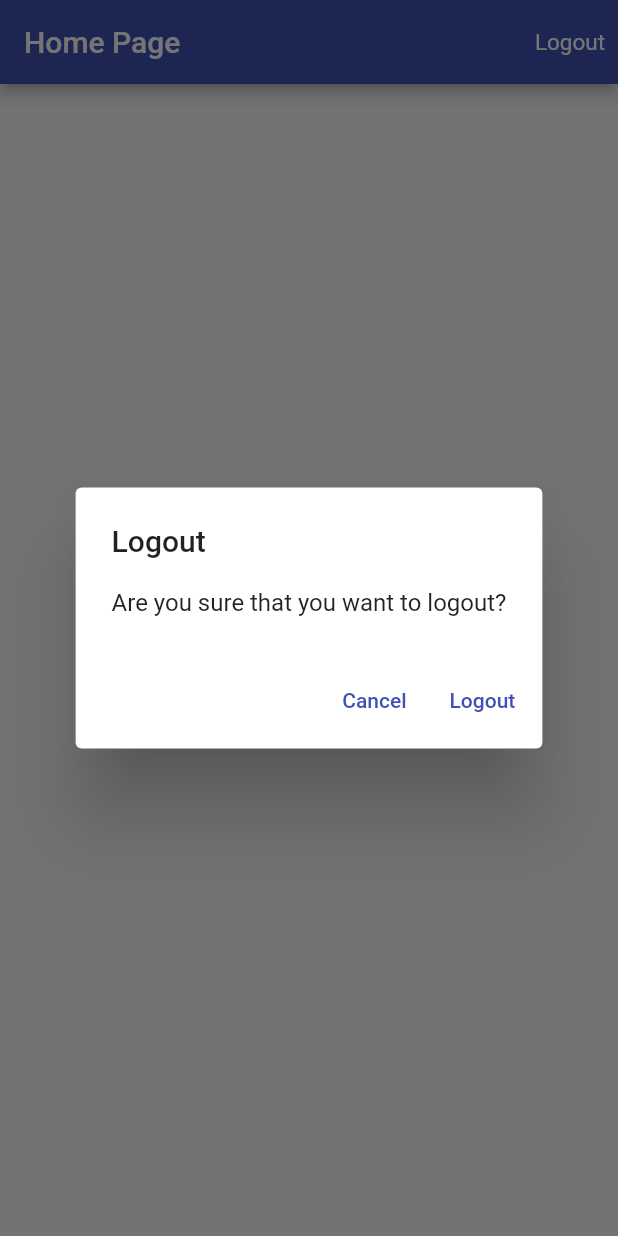
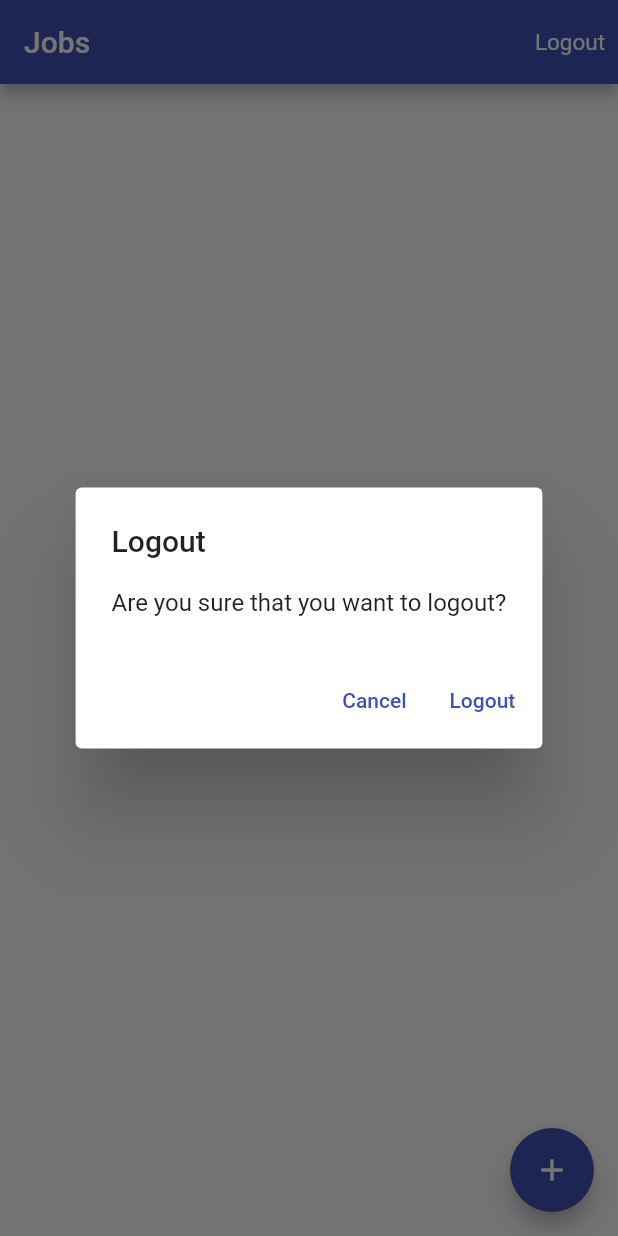
Before and after one commit to danielmolnar/flutter-time-tracker, a Flutter app: the screen it shows once a user with an empty profile is signed in, after a tap on "Logout", on a phone screen of 412 x 824 dp. Run offline on Flutter 3.47's test engine with Material 2 defaults, Android fonts, the phone set to English and light mode, and no system bars; our stand-ins replace cloud_firestore, firebase_auth, firebase_core, google_sign_in; missing offline and left inert: flutter_login_facebook; accounts and stored records are empty.

Commit message:
added firestore database

```diff
--- /dev/null
+++ b/lib/app/home/jobs_page.dart
@@ -0,0 +1,89 @@
+import 'package:flutter/material.dart';
+import 'package:provider/provider.dart';
+import 'package:firebase_core/firebase_core.dart';
+import 'package:flutter_time_tracker/services/auth.dart';
+import 'package:flutter_time_tracker/services/database.dart';
+import 'package:flutter_time_tracker/app/home/models/job.dart';
+import 'package:flutter_time_tracker/common_widgets/show_alert_dialog.dart';
+import 'package:flutter_time_tracker/common_widgets/show_exception_alert_dialog.dart';
+
+class JobsPage extends StatelessWidget {
+  Future<void> _signOut(BuildContext context) async {
+    try {
+      final auth = Provider.of<AuthBase>(context, listen: false);
+      await auth.signOut();
+    } catch (e) {
+      print(e.toString());
+    }
+  }
+
+  Future<void> _confirmSignOut(BuildContext context) async {
+    final didRequestSignOut = await showAlertDialog(
+      context,
+      title: 'Logout',
+      content: 'Are you sure that you want to logout?',
+      cancelActionText: 'Cancel',
+      defaultActionText: 'Logout',
+    );
+    if (didRequestSignOut == true) {
+      _signOut(context);
+    }
+  }
+
+  Future<void> _createJob(BuildContext context) async {
+    try {
+      final database = Provider.of<Database>(context, listen: false);
+      await database.createJob(Job(name: 'Blogging', ratePerHour: 10));
+    } on FirebaseException catch (e) {
+      showExceptionAlertDialog(
+        context,
+        title: 'Operation failed',
+        exception: e,
+      );
+    }
+  }
+
+  @override
+  Widget build(BuildContext context) {
+    return Scaffold(
+      appBar: AppBar(
+        title: Text('Jobs'),
+        actions: <Widget>[
+          TextButton(
+            child: Text(
+              'Logout',
+              style: TextStyle(color: Colors.white),
+            ),
+            style: TextButton.styleFrom(
+              textStyle: const TextStyle(fontSize: 15),
+            ),
+            onPressed: () => _confirmSignOut(context),
+          )
+        ],
+      ),
+      body: _buildContents(context),
+      floatingActionButton: FloatingActionButton(
+        onPressed: () => _createJob(context),
+        child: Icon(Icons.add),
+      ),
+    );
+  }
+
+  Widget _buildContents(BuildContext context) {
+    final database = Provider.of<Database>(context, listen: false);
+    return StreamBuilder<List<Job>>(
+      stream: database.jobsStream(),
+      builder: (context, snapshot) {
+        if (snapshot.hasData) {
+          final jobs = snapshot.data;
+          final children = jobs.map((job) => Text(job.name)).toList();
+          return ListView(children: children);
+        }
+        if (snapshot.hasError) {
+          return Center(child: Text('some error occured'));
+        }
+        return Center(child: CircularProgressIndicator());
+      },
+    );
+  }
+}
--- /dev/null
+++ b/lib/app/home/models/job.dart
@@ -0,0 +1,23 @@
+import 'package:flutter/foundation.dart';
+
+class Job {
+  Job({@required this.name, @required this.ratePerHour});
+  final String name;
+  final int ratePerHour;
+
+  factory Job.fromMap(Map<String, dynamic> data) {
+    if (data == null) {
+      return null;
+    }
+    final String name = data['name'];
+    final int ratePerHour = data['ratePerHour'];
+    return Job(name: name, ratePerHour: ratePerHour);
+  }
+
+  Map<String, dynamic> toMap() {
+    return {
+      'name': name,
+      'ratePerHour': ratePerHour,
+    };
+  }
+}
--- a/lib/app/home_page.dart
+++ /dev/null
@@ -1,49 +0,0 @@
-import 'package:flutter/material.dart';
-import 'package:provider/provider.dart';
-import 'package:flutter_time_tracker/services/auth.dart';
-import 'package:flutter_time_tracker/common_widgets/show_alert_dialog.dart';
-
-class HomePage extends StatelessWidget {
-  Future<void> _signOut(BuildContext context) async {
-    try {
-      final auth = Provider.of<AuthBase>(context, listen: false);
-      await auth.signOut();
-    } catch (e) {
-      print(e.toString());
-    }
-  }
-
-  Future<void> _confirmSignOut(BuildContext context) async {
-    final didRequestSignOut = await showAlertDialog(
-      context,
-      title: 'Logout',
-      content: 'Are you sure that you want to logout?',
-      cancelActionText: 'Cancel',
-      defaultActionText: 'Logout',
-    );
-    if (didRequestSignOut == true) {
-      _signOut(context);
-    }
-  }
-
-  @override
-  Widget build(BuildContext context) {
-    return Scaffold(
-      appBar: AppBar(
-        title: Text('Home Page'),
-        actions: <Widget>[
-          TextButton(
-            child: Text(
-              'Logout',
-              style: TextStyle(color: Colors.white),
-            ),
-            style: TextButton.styleFrom(
-              textStyle: const TextStyle(fontSize: 15),
-            ),
-            onPressed: () => _confirmSignOut(context),
-          )
-        ],
-      ),
-    );
-  }
-}
--- a/lib/app/landing_page.dart
+++ b/lib/app/landing_page.dart
@@ -1,8 +1,9 @@
-import 'home_page.dart';
+import 'home/jobs_page.dart';
 import 'package:flutter/material.dart';
 import 'package:provider/provider.dart';
 import 'package:firebase_auth/firebase_auth.dart';
 import 'package:flutter_time_tracker/services/auth.dart';
+import 'package:flutter_time_tracker/services/database.dart';
 import 'package:flutter_time_tracker/app/sign_in/sign_in_page.dart';
 
 class LandingPage extends StatelessWidget {
@@ -17,7 +18,9 @@ class LandingPage extends StatelessWidget {
           if (user == null) {
             return SignInPage.create(context);
           } else
-            return HomePage();
+            return Provider<Database>(
+                create: (_) => FirestoreDatabase(uid: user.uid),
+                child: JobsPage());
         }
         return Scaffold(
             body: Center(
--- /dev/null
+++ b/lib/services/api_path.dart
@@ -0,0 +1,4 @@
+class APIPath {
+  static String job(String uid, String jobId) => 'users/$uid/jobs/$jobId';
+  static String jobs(String uid) => 'users/$uid/jobs';
+}
--- /dev/null
+++ b/lib/services/database.dart
@@ -0,0 +1,26 @@
+import 'package:flutter/foundation.dart';
+import 'package:flutter_time_tracker/services/api_path.dart';
+import 'package:flutter_time_tracker/app/home/models/job.dart';
+import 'package:flutter_time_tracker/services/firestore_service.dart';
+
+abstract class Database {
+  Future<void> createJob(Job job);
+  Stream<List<Job>> jobsStream();
+}
+
+class FirestoreDatabase implements Database {
+  FirestoreDatabase({@required this.uid}) : assert(uid != null);
+  final String uid;
+
+  final _service = FireStoreService.instance;
+
+  Future<void> createJob(Job job) => _service.setData(
+        path: APIPath.job(uid, 'job_abc'),
+        data: job.toMap(),
+      );
+
+  Stream<List<Job>> jobsStream() => _service.collenctionStream(
+        path: APIPath.jobs(uid),
+        builder: (data) => Job.fromMap(data),
+      );
+}
--- /dev/null
+++ b/lib/services/firestore_service.dart
@@ -0,0 +1,25 @@
+import 'package:flutter/foundation.dart';
+import 'package:cloud_firestore/cloud_firestore.dart';
+
+class FireStoreService {
+  FireStoreService._();
+  static final instance = FireStoreService._();
+
+  Future<void> setData({String path, Map<String, dynamic> data}) async {
+    final reference = FirebaseFirestore.instance.doc(path);
+    print('$path: $data');
+    await reference.set(data);
+  }
+
+  Stream<List<T>> collenctionStream<T>({
+    @required String path,
+    @required T Function(Map<String, dynamic> data) builder,
+  }) {
+    final reference = FirebaseFirestore.instance.collection(path);
+    final snapshots = reference.snapshots();
+    return snapshots.map(
+      (snapshot) =>
+          snapshot.docs.map((snapshot) => builder(snapshot.data())).toList(),
+    );
+  }
+}
--- a/pubspec.yaml
+++ b/pubspec.yaml
@@ -28,6 +28,7 @@ dependencies:
   cupertino_icons: ^1.0.2
   firebase_core: ^1.3.0
   firebase_auth: ^1.4.1
+  cloud_firestore: ^2.2.2
   provider: ^5.0.0
 dev_dependencies:
   flutter_test:
```
Also changed, not shown: pubspec.lock, 1 other file.
